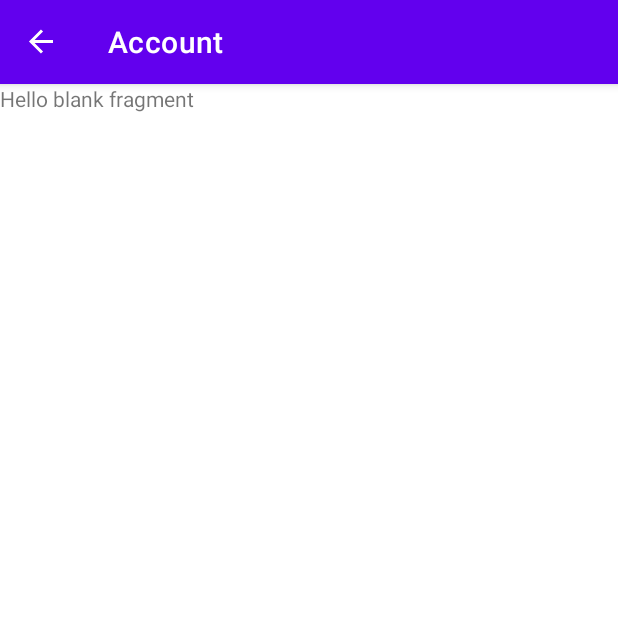
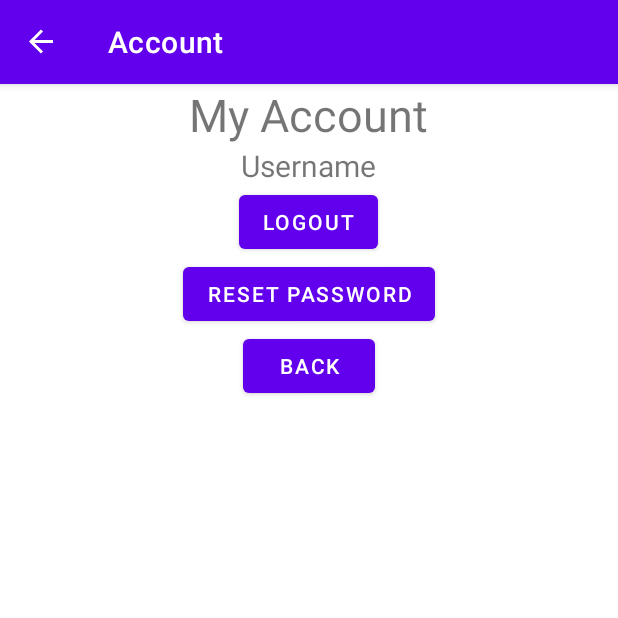
Before and after one commit to Aleksander00/NyhetsApp, an Android app: the AccountFragment screen opened through its navigation route, on a phone screen of 412 x 824 dp, the top half of it. Run offline under Robolectric (Android 15) with nearby library versions, the phone set to English and light mode, and no system bars; our stand-ins replace navigation-ui.

Commit message:
Accountfragment navigation + cleanup

```diff
--- a/app/src/main/java/com/example/nyhetsapp/AccountFragment.kt
+++ b/app/src/main/java/com/example/nyhetsapp/AccountFragment.kt
@@ -1,22 +1,35 @@
 package com.example.nyhetsapp
 
 import android.os.Bundle
-import androidx.fragment.app.Fragment
 import android.view.LayoutInflater
 import android.view.View
 import android.view.ViewGroup
+import androidx.fragment.app.Fragment
+import androidx.navigation.findNavController
+import com.example.nyhetsapp.databinding.FragmentAccountBinding
 
 
 class AccountFragment : Fragment() {
 
-
+    private var _binding: FragmentAccountBinding? = null
+    private val binding get() = _binding!!
 
     override fun onCreateView(
         inflater: LayoutInflater, container: ViewGroup?,
         savedInstanceState: Bundle?
-    ): View? {
-        // Inflate the layout for this fragment
-        return inflater.inflate(R.layout.fragment_account, container, false)
+    ): View {
+        _binding = FragmentAccountBinding.inflate(inflater, container, false)
+        binding.backBtn.setOnClickListener { view: View ->
+            view.findNavController().navigate(R.id.action_accountFragment_to_mainFragment)
+        }
+        binding.logoutBtn.setOnClickListener { view: View ->
+            view.findNavController().navigate(R.id.action_accountFragment_to_startFragment)
+        }
+        return binding.root
     }
 
+    override fun onDestroyView() {
+        super.onDestroyView()
+        _binding = null
+    }
 }
--- a/app/src/main/res/layout/fragment_account.xml
+++ b/app/src/main/res/layout/fragment_account.xml
@@ -1,14 +1,54 @@
 <?xml version="1.0" encoding="utf-8"?>
-<FrameLayout xmlns:android="http://schemas.android.com/apk/res/android"
+<LinearLayout xmlns:android="http://schemas.android.com/apk/res/android"
     xmlns:tools="http://schemas.android.com/tools"
     android:layout_width="match_parent"
     android:layout_height="match_parent"
+    android:orientation="vertical"
     tools:context=".AccountFragment">
 
-    <!-- TODO: Update blank fragment layout -->
+
     <TextView
+        android:id="@+id/my_account"
+        android:layout_width="wrap_content"
+        android:layout_height="wrap_content"
+        android:text="@string/my_account"
+        android:textSize="30sp"
+        android:layout_gravity="center"/>
+
+    <TextView
+        android:id="@+id/username"
+        android:layout_width="wrap_content"
+        android:layout_height="wrap_content"
+        android:text="@string/username"
+        android:textSize="20sp"
+        android:layout_gravity="center"/>
+
+    <LinearLayout
         android:layout_width="match_parent"
         android:layout_height="match_parent"
-        android:text="@string/hello_blank_fragment" />
+        android:orientation="vertical">
 
-</FrameLayout>
+        <Button
+            android:id="@+id/logout_btn"
+            android:layout_width="wrap_content"
+            android:layout_height="wrap_content"
+            android:text="@string/logout"
+            android:layout_gravity="center"/>
+
+        <Button
+            android:id="@+id/reset_pw_btn"
+            android:layout_width="wrap_content"
+            android:layout_height="wrap_content"
+            android:text="@string/reset_password"
+            android:layout_gravity="center"/>
+
+        <Button
+            android:id="@+id/back_btn"
+            android:layout_width="wrap_content"
+            android:layout_height="wrap_content"
+            android:text="@string/back"
+            android:layout_gravity="center"/>
+    </LinearLayout>
+
+
+</LinearLayout>
--- a/app/src/main/res/navigation/nav_graph.xml
+++ b/app/src/main/res/navigation/nav_graph.xml
@@ -58,7 +58,14 @@
         android:id="@+id/accountFragment"
         android:name="com.example.nyhetsapp.AccountFragment"
         android:label="@string/account"
-        tools:layout="@layout/fragment_account" />
+        tools:layout="@layout/fragment_account" >
+        <action
+            android:id="@+id/action_accountFragment_to_startFragment"
+            app:destination="@id/startFragment" />
+        <action
+            android:id="@+id/action_accountFragment_to_mainFragment"
+            app:destination="@id/mainFragment" />
+    </fragment>
     <fragment
         android:id="@+id/themeFragment"
         android:name="com.example.nyhetsapp.ThemeFragment"
--- a/app/src/main/res/values/strings.xml
+++ b/app/src/main/res/values/strings.xml
@@ -28,4 +28,7 @@
     <string name="title">Title</string>
     <string name="source">Source</string>
     <string name="thumbnail">Thumbnail</string>
+    <string name="my_account">My Account</string>
+    <string name="back">Back</string>
+    <string name="reset_password">Reset password</string>
 </resources>
```
